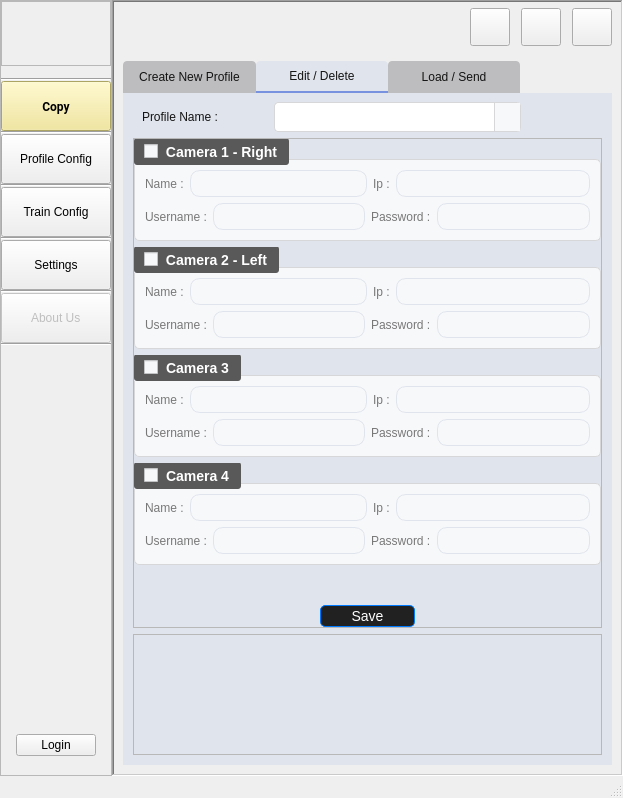
Above: UIFiles/mainUI.ui from amirhossein-mlkz/railProject_imageCopy before the change. Below: the same form after it.
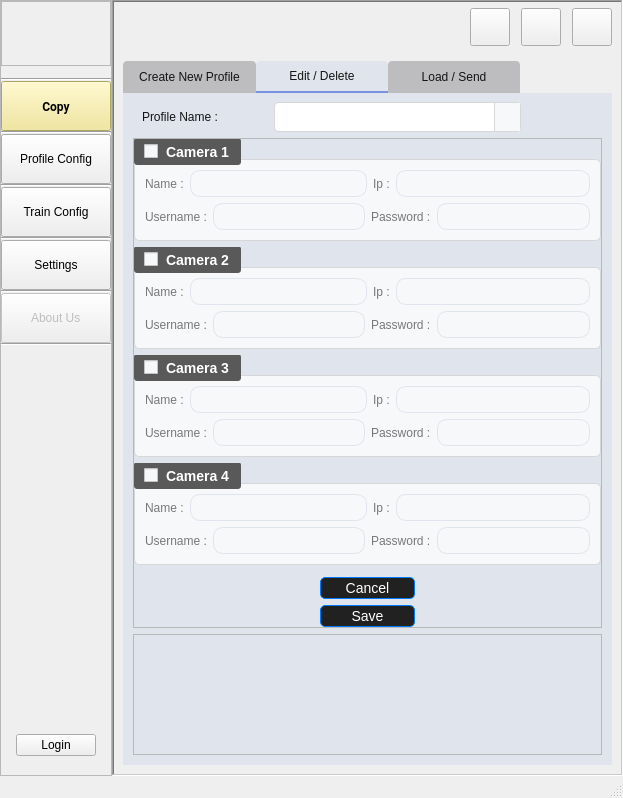
That is the form after the change. The open tabs and pages were chosen to show the change. Icons and pictures are not drawn. Custom widgets are drawn as their Qt base class.

Commit message: cancel buttons added, send config added, refresh auto

```diff
--- a/UIFiles/mainUI.ui
+++ b/UIFiles/mainUI.ui
@@ -3367,7 +3367,7 @@
                         </size>
                        </property>
                        <property name="title">
-                        <string>Camera 1 - Right</string>
+                        <string>Camera 1</string>
                        </property>
                        <property name="checkable">
                         <bool>true</bool>
@@ -3516,7 +3516,7 @@
                         <bool>true</bool>
                        </property>
                        <property name="title">
-                        <string>Camera 2 - Left</string>
+                        <string>Camera 2</string>
                        </property>
                        <property name="checkable">
                         <bool>true</bool>
@@ -3952,6 +3952,28 @@
                        </property>
                       </spacer>
                      </item>
+                     <item alignment="Qt::AlignmentFlag::AlignHCenter">
+                      <widget class="QPushButton" name="btn_cancel_edit_profile">
+                       <property name="minimumSize">
+                        <size>
+                         <width>95</width>
+                         <height>0</height>
+                        </size>
+                       </property>
+                       <property name="maximumSize">
+                        <size>
+                         <width>95</width>
+                         <height>16777215</height>
+                        </size>
+                       </property>
+                       <property name="cursor">
+                        <cursorShape>PointingHandCursor</cursorShape>
+                       </property>
+                       <property name="text">
+                        <string>Cancel</string>
+                       </property>
+                      </widget>
+                     </item>
                      <item alignment="Qt::AlignmentFlag::AlignHCenter">
                       <widget class="QPushButton" name="btn_save_edit_profile">
                        <property name="minimumSize">
```
Left out of the diff: 66 changed lines with no effect on the pictures. The commit also changes 23 other files.
